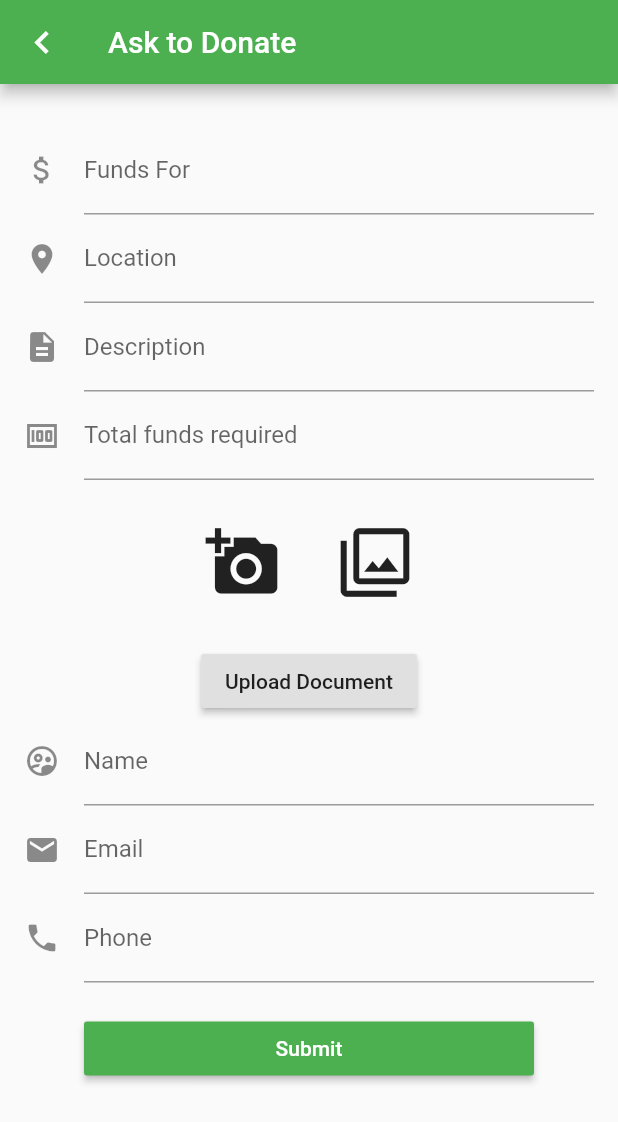
After one commit to anishdutta/We-Care, a Flutter app: the Dashboard screen opened by its route, in the side drawer, after a tap on "Ask To Donate", on a phone screen of 412 x 824 dp. The commit adds this screen. Shown: the top 1122 px of the screen. Run offline on Flutter 3.47's test engine with Material 2 defaults, Android fonts, the light colour scheme and no system bars; our stand-ins replace firebase_auth, firebase_core, flutter_signin_button, flutter_spinkit, google_sign_in, image_picker and 3 more; missing offline and left inert: documents_picker, giffy_dialog; accounts and stored records are empty; network calls fail.

Commit message:
Form added

```diff
--- a/lib/main.dart
+++ b/lib/main.dart
@@ -3,6 +3,7 @@ import 'package:flutter/material.dart';
 import 'package:flutter/services.dart';
 import 'package:page_transition/page_transition.dart';
 import 'package:we_care/screens/dashboard.dart';
+import 'package:we_care/screens/form_here.dart';
 import 'package:we_care/screens/login_screen.dart';
 import 'package:we_care/screens/signup_screen.dart';
 import 'package:we_care/screens/splash.dart';
@@ -53,6 +54,13 @@ class MyApp extends StatelessWidget {
                 settings: settings,
               );
               break;
+            case '/form_here':
+              return PageTransition(
+                child: FormHere(),
+                type: PageTransitionType.leftToRight,
+                settings: settings,
+              );
+              break;
             default:
               return null;
           }
--- a/lib/model/side_menu.dart
+++ b/lib/model/side_menu.dart
@@ -82,6 +82,11 @@ class _SideMenuState extends State<SideMenu> {
                   trailing:Icon(Icons.description,size: 30.0,color: Colors.green,) ,
                 ),
                 ListTile(
+                  onTap:()=> Navigator.pushNamedAndRemoveUntil(context, '/form_here', (route) => false),
+                  title: Text('Ask To Donate',style: TextStyle(fontSize: 18.0,color: Colors.green,fontFamily: 'Montserrat')),
+                  trailing:Icon(Icons.monetization_on,size: 30.0,color: Colors.green,) ,
+                ),
+                ListTile(
                   onTap:()=> Navigator.pushNamedAndRemoveUntil(context, '/contact', (route) => false),
                   title: Text('Contact Us',style: TextStyle(fontSize: 18.0,color: Colors.green,fontFamily: 'Montserrat')),
                   trailing:Icon(Icons.phone_android,size: 30.0,color: Colors.green,) ,
--- /dev/null
+++ b/lib/screens/form_here.dart
@@ -0,0 +1,205 @@
+import 'dart:io';
+import 'package:image_picker/image_picker.dart';
+import 'package:flutter/material.dart';
+import 'package:flutter/services.dart';
+import 'dart:async';
+import 'package:documents_picker/documents_picker.dart';
+
+class FormHere extends StatefulWidget {
+  @override
+  _FormHereState createState() => _FormHereState();
+}
+
+class _FormHereState extends State<FormHere> {
+
+  final GlobalKey<FormState> _formKey = new GlobalKey<FormState>();
+  final picker = ImagePicker();
+  File _imageFile;
+  List<String> docPaths;
+
+  Future pickImage() async {
+    final pickedFile = await picker.getImage(source: ImageSource.camera);
+    setState(() {
+      _imageFile = File(pickedFile.path);
+    });
+  }
+  Future pickImage2() async {
+    final pickedFile = await picker.getImage(source: ImageSource.gallery);
+    setState(() {
+      _imageFile = File(pickedFile.path);
+    });
+  }
+
+  void _getDocuments() async {
+    docPaths = await DocumentsPicker.pickDocuments;
+    if (!mounted) return;
+    setState(() {
+      Scaffold.of(context).showSnackBar(new SnackBar(
+          content: new Text('Document Uploaded!')
+      ));
+    });
+  }
+
+  @override
+  Widget build(BuildContext context) {
+    return Scaffold(
+      appBar: new AppBar(
+        backgroundColor: Colors.green,
+        leading: IconButton(
+          icon: Icon(Icons.chevron_left,color: Colors.white,size: 30.0,),
+          onPressed: ()=> Navigator.pushNamedAndRemoveUntil(context, '/dashboard', (route) => false),
+        ),
+        title: new Text('Ask to Donate'),
+      ),
+      body: Padding(
+        padding: const EdgeInsets.only(top:28.0),
+        child: new SafeArea(
+            top: false,
+            bottom: false,
+            child: new Form(
+                key: _formKey,
+                // ignore: deprecated_member_use
+                autovalidate: true,
+                child: new ListView(
+                  padding: const EdgeInsets.symmetric(horizontal: 16.0),
+                  children: <Widget>[
+                    new TextFormField(
+                      decoration: const InputDecoration(
+                        icon: const Icon(Icons.attach_money_sharp),
+                        hintText: '',
+                        labelText: 'Funds For',
+                      ),
+                    ),
+                    new TextFormField(
+                      decoration: const InputDecoration(
+                        icon: const Icon(Icons.location_on),
+                        hintText: '',
+                        labelText: 'Location',
+                      ),
+                      keyboardType: TextInputType.text,
+                    ),
+                    new TextFormField(
+                      decoration: const InputDecoration(
+                        icon: const Icon(Icons.description),
+                        hintText: '',
+                        labelText: 'Description',
+                      ),
+                      keyboardType: TextInputType.multiline,
+                      minLines: 1,
+                      maxLines: 9,
+                    ),
+                    TextFormField(
+                      decoration: const InputDecoration(
+                        icon: const Icon(Icons.money),
+                        hintText: '',
+                        labelText: 'Total funds required',
+                      ),
+                      keyboardType: TextInputType.number,
+                    ),
+
+                    Padding(
+                      padding: const EdgeInsets.all(30.0),
+                      child: Row(
+                        mainAxisAlignment: MainAxisAlignment.center,
+                        children: [
+                          ClipRRect(
+                            borderRadius: BorderRadius.circular(30.0),
+                            child: _imageFile != null
+                                ? Image.file(_imageFile)
+                                : FlatButton(
+                              child: Icon(
+                                Icons.add_a_photo,
+                                size: 50,
+                              ),
+                              onPressed: pickImage,
+                            ),
+                          ),
+                          ClipRRect(
+                            borderRadius: BorderRadius.circular(30.0),
+                            child: _imageFile != null
+                                ? Image.file(_imageFile)
+                                : FlatButton(
+                              child: Icon(
+                                Icons.filter,
+                                size: 50,
+                              ),
+                              onPressed: pickImage2,
+                            ),
+                          ),
+                        ],
+                      ),
+                    ),
+
+                    Container(
+                      child: Center(
+                        child: RaisedButton(
+                            onPressed:()=> _getDocuments(),
+                          child: Text('Upload Document'),
+                        ),
+                      ),
+                    ),
+                    new TextFormField(
+                      decoration: const InputDecoration(
+                        icon: const Icon(Icons.supervised_user_circle_outlined),
+                        hintText: '',
+                        labelText: 'Name',
+                      ),
+                      keyboardType: TextInputType.text,
+                    ),
+
+                    new TextFormField(
+                      decoration: const InputDecoration(
+                        icon: const Icon(Icons.email),
+                        hintText: '',
+                        labelText: 'Email',
+                      ),
+                      keyboardType: TextInputType.emailAddress,
+                    ),
+                    TextFormField(
+                      decoration: const InputDecoration(
+                        icon: const Icon(Icons.phone),
+                        hintText: 'Enter a phone number',
+                        labelText: 'Phone',
+                      ),
+                      keyboardType: TextInputType.phone,
+                      inputFormatters: [
+                        // ignore: deprecated_member_use
+                        WhitelistingTextInputFormatter.digitsOnly,
+                      ],
+                    ),
+                     Container(
+                        padding: const EdgeInsets.only(left: 40.0, top: 20.0,bottom: 20.0,right: 40.0),
+                        child: new RaisedButton(
+                          color: Colors.green,
+                          child: const Text('Submit',style: TextStyle(color: Colors.white),),
+                          onPressed:()=> uploadToFirebase(context),
+                        )),
+                  ],
+                ))),
+      ),
+    );
+  }
+
+  Future uploadToFirebase(BuildContext context) async {
+  //   String fileName = basename(_imageFile.path);
+  //   StorageReference firebaseStorageRef =
+  //   FirebaseStorage.instance.ref().child('Contests/$fileName');
+  //   StorageUploadTask uploadTask = firebaseStorageRef.putFile(_imageFile);
+  //   StorageTaskSnapshot taskSnapshot = await uploadTask.onComplete;
+  //   taskSnapshot.ref.getDownloadURL().then(
+  //
+  //
+  //         (value) {
+  //       Flushbar(
+  //         title:  "Success",
+  //         message:  "Your image has been added !",
+  //         duration:  Duration(seconds: 3),
+  //       )..show(context);
+  //       print(value);
+  //       url= value;
+  //     },
+  //
+  //   );
+   }
+
+}
--- a/pubspec.yaml
+++ b/pubspec.yaml
@@ -35,6 +35,8 @@ dependencies:
   firebase_database: ^4.2.0
   flutter_signin_button: ^1.1.0
   share: ^0.6.5+4
+  image_picker: ^0.6.7+12
+  documents_picker: ^1.0.0
 
 
   # The following adds the Cupertino Icons font to your application.
```
Also changed, not shown: pubspec.lock, 2 other files.
